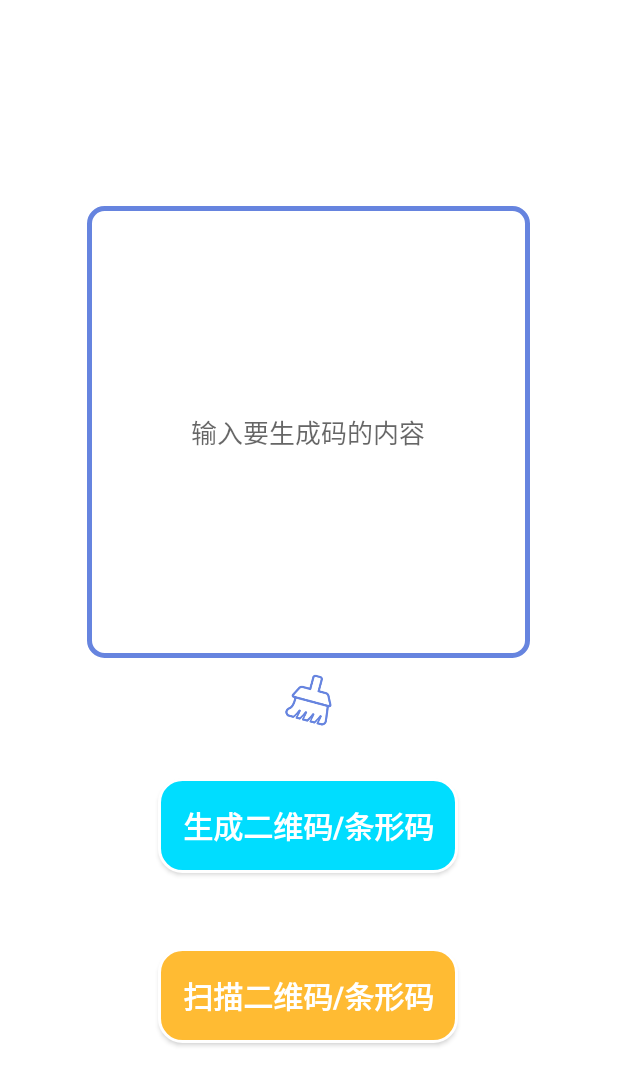
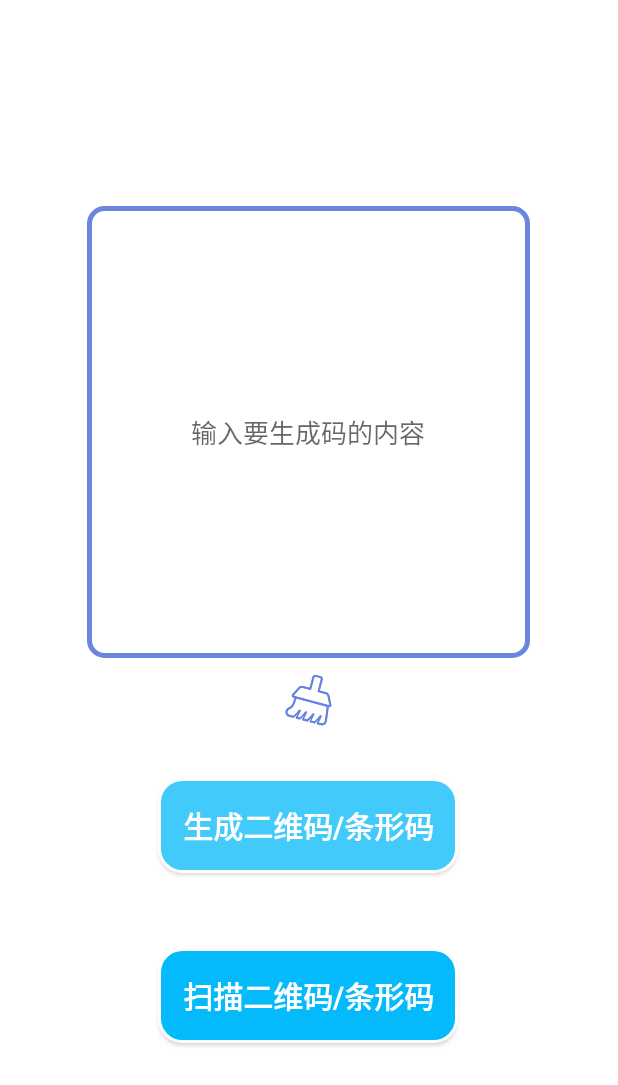
Before and after one commit to Veal98/Code-Scanner, an Android app: the screen it shows after launch (MainActivity), on a phone screen of 412 x 824 dp. Shown: the top 1085 px of the screen. Run offline under Robolectric (Android 15) with nearby library versions, the phone set to English and light mode, and no system bars; our stand-ins replace ButterKnife.

Commit message:
UI优化

```diff
--- a/app/src/main/java/com/cheng/codescanner/CreateCodeSuccessActivity.java
+++ b/app/src/main/java/com/cheng/codescanner/CreateCodeSuccessActivity.java
@@ -184,7 +184,7 @@ public class CreateCodeSuccessActivity extends Activity {
         try {
             // BitmapFactory：创建Bitmap的接口类
             // decodeResrource(Resourse, int)： 通过资源id获取Bitmap位图
-            Bitmap portrait = BitmapFactory.decodeResource(getResources(),R.drawable.robot);
+            Bitmap portrait = BitmapFactory.decodeResource(getResources(),R.drawable.light);
             // 获取到位图之后对位图进行操作
             // 对原有图片压缩显示大小
             Matrix mMatrix = new Matrix();  // 创建矩阵matrix用来操作图像
--- a/app/src/main/java/com/cheng/codescanner/MainActivity.java
+++ b/app/src/main/java/com/cheng/codescanner/MainActivity.java
@@ -34,8 +34,6 @@ public class MainActivity extends AppCompatActivity {
     Button btnScanCode;
     @Bind(R.id.btn_clear) //清除文本框
     ImageButton btnClear;
-
-
 
 
 
--- a/app/src/main/res/drawable/btn_shape.xml
+++ b/app/src/main/res/drawable/btn_shape.xml
@@ -8,7 +8,7 @@
         android:topRightRadius="15dp" />
 
     <!-- 设置填充颜色 -->
-    <solid android:color="@android:color/holo_orange_light" />
+    <solid android:color="#04BAFB" />
     <!-- 设置边框颜色 -->
     <stroke android:width="2dp" android:color="@android:color/white"/>
 
--- a/app/src/main/res/drawable/btn_shape1.xml
+++ b/app/src/main/res/drawable/btn_shape1.xml
@@ -8,7 +8,7 @@
         android:topRightRadius="15dp" />
 
     <!-- 设置填充颜色 -->
-    <solid android:color="@android:color/holo_blue_bright" android:background="@android:color/transparent"/>
+    <solid android:color="#42CAFB" android:background="@android:color/transparent"/>
     <!-- 设置边框颜色 -->
     <stroke android:width="2dp" android:color="@android:color/white"/>
 
--- a/app/src/main/res/drawable/edt_shape.xml
+++ b/app/src/main/res/drawable/edt_shape.xml
@@ -14,7 +14,7 @@
     <!-- 边框的宽度和颜色颜色 -->
     <stroke
         android:width="5px"
-        android:color="#6684DF" />
+        android:color="#6986E0" />
 
     <!-- 背景色 -->
     <solid android:color="#FFFFFF"></solid>
--- a/app/src/main/res/layout/activity_main.xml
+++ b/app/src/main/res/layout/activity_main.xml
@@ -1,8 +1,8 @@
 <?xml version="1.0" encoding="utf-8"?>
-<androidx.constraintlayout.widget.ConstraintLayout xmlns:android="http://schemas.android.com/apk/res/android"
+<androidx.drawerlayout.widget.DrawerLayout xmlns:android="http://schemas.android.com/apk/res/android"
     xmlns:app="http://schemas.android.com/apk/res-auto"
     xmlns:tools="http://schemas.android.com/tools"
-    android:id="@+id/bg"
+    android:id="@+id/drawer_layout"
     android:layout_width="match_parent"
     android:layout_height="match_parent"
     android:background="@android:color/white"
@@ -10,6 +10,18 @@
     android:orientation="vertical"
     tools:context=".MainActivity">
 
+    <androidx.constraintlayout.widget.ConstraintLayout
+        android:layout_width="match_parent"
+        android:layout_height="match_parent">
+
+<!--        <ImageView-->
+<!--            android:layout_width="29dp"-->
+<!--            android:layout_height="22dp"-->
+<!--            android:layout_marginStart="10dp"-->
+<!--            android:layout_marginTop="40dp"-->
+<!--            android:background="@drawable/right"-->
+<!--            app:layout_constraintStart_toStartOf="parent"-->
+<!--            app:layout_constraintTop_toTopOf="parent" />-->
 
         <EditText
             android:id="@+id/et_code_key"
@@ -78,5 +90,26 @@
             app:layout_constraintStart_toStartOf="parent"
             app:layout_constraintTop_toBottomOf="@+id/btn_create_code" />
 
+    </androidx.constraintlayout.widget.ConstraintLayout>
+    <LinearLayout
+        android:layout_width="300sp"
+        android:layout_height="match_parent"
+        android:layout_gravity="left"
+        android:background="#FFFFFF"
+        android:orientation="vertical">
+        <ImageView
+            android:layout_width="40dp"
+            android:layout_height="40dp"
+            android:id="@+id/light_image"
+            android:background="@drawable/light"
+            android:layout_marginTop="100dp"
+            android:layout_gravity="center"/>
+        <TextView
+            android:layout_width="wrap_content"
+            android:layout_height="match_parent"
+            android:text=" Copyright © 2020 Yjc "
+            android:layout_gravity="center"
+            android:textSize="16sp"/>
+    </LinearLayout>
 
-</androidx.constraintlayout.widget.ConstraintLayout>
+</androidx.drawerlayout.widget.DrawerLayout>
```
Also changed, not shown: app/src/main/res/layout/activity_create_success.xml (+8 -7 lines), app/src/main/res/drawable/robot.jpg (deleted). Lines whose indentation alone changed are shown as unchanged.
